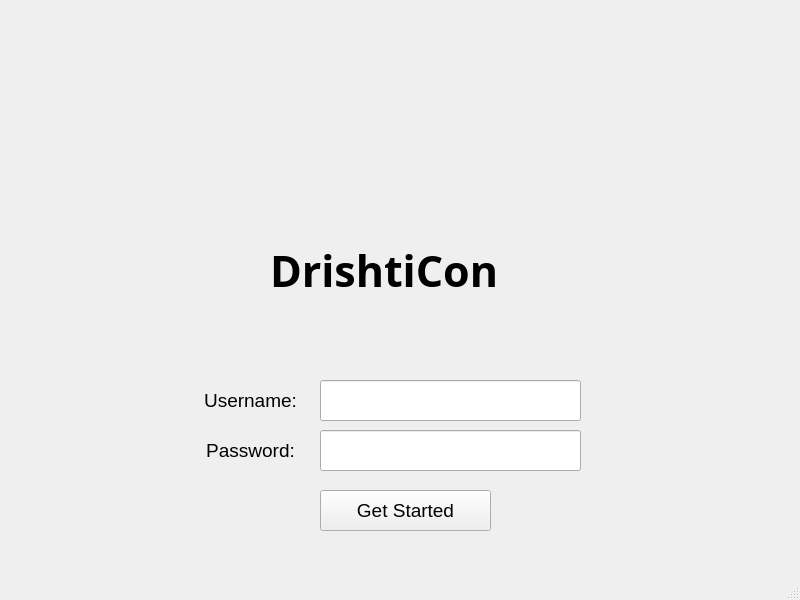
This is home.ui in Arnav2146604/Real-Time-Vision-Test as Qt 5 draws it before an edit. The edited form follows.
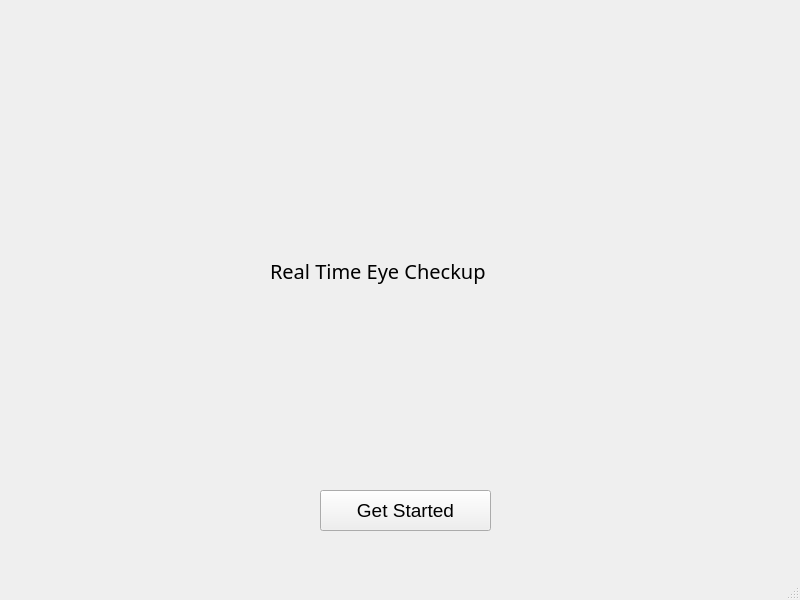
This is the edited form. Icons and pictures are not drawn.

```diff
--- a/home.ui
+++ b/home.ui
@@ -36,103 +36,103 @@
      <pixmap>assets/img/icon.png</pixmap>
     </property>
    </widget>
-   <widget class="QLineEdit" name="username">
-    <property name="geometry">
-     <rect>
-      <x>320</x>
-      <y>380</y>
-      <width>261</width>
-      <height>41</height>
-     </rect>
-    </property>
-    <property name="font">
-     <font>
-      <family>MS Sans Serif</family>
-      <pointsize>14</pointsize>
-     </font>
-    </property>
-    <property name="text">
-     <string/>
-    </property>
-    <property name="echoMode">
-     <enum>QLineEdit::Normal</enum>
-    </property>
-   </widget>
-   <widget class="QLabel" name="label_2">
-    <property name="geometry">
-     <rect>
-      <x>190</x>
-      <y>380</y>
-      <width>121</width>
-      <height>41</height>
-     </rect>
-    </property>
-    <property name="font">
-     <font>
-      <family>MS Sans Serif</family>
-      <pointsize>14</pointsize>
-     </font>
-    </property>
-    <property name="text">
-     <string>Username:</string>
-    </property>
-    <property name="alignment">
-     <set>Qt::AlignCenter</set>
-    </property>
-   </widget>
-   <widget class="QLabel" name="label_3">
-    <property name="geometry">
-     <rect>
-      <x>190</x>
-      <y>430</y>
-      <width>121</width>
-      <height>41</height>
-     </rect>
-    </property>
-    <property name="font">
-     <font>
-      <family>MS Sans Serif</family>
-      <pointsize>14</pointsize>
-     </font>
-    </property>
-    <property name="text">
-     <string>Password:</string>
-    </property>
-    <property name="alignment">
-     <set>Qt::AlignCenter</set>
-    </property>
-    <property name="wordWrap">
-     <bool>false</bool>
-    </property>
-   </widget>
-   <widget class="QLineEdit" name="password">
-    <property name="geometry">
-     <rect>
-      <x>320</x>
-      <y>430</y>
-      <width>261</width>
-      <height>41</height>
-     </rect>
-    </property>
-    <property name="font">
-     <font>
-      <family>MS Sans Serif</family>
-      <pointsize>14</pointsize>
-     </font>
-    </property>
-    <property name="inputMethodHints">
-     <set>Qt::ImhHiddenText|Qt::ImhNoAutoUppercase|Qt::ImhNoPredictiveText|Qt::ImhSensitiveData</set>
-    </property>
-    <property name="echoMode">
-     <enum>QLineEdit::Password</enum>
-    </property>
-    <property name="alignment">
-     <set>Qt::AlignLeading|Qt::AlignLeft|Qt::AlignVCenter</set>
-    </property>
-    <property name="placeholderText">
-     <string notr="true"/>
-    </property>
-   </widget>
+<!--   <widget class="QLineEdit" name="username">-->
+<!--    <property name="geometry">-->
+<!--     <rect>-->
+<!--      <x>320</x>-->
+<!--      <y>380</y>-->
+<!--      <width>261</width>-->
+<!--      <height>41</height>-->
+<!--     </rect>-->
+<!--    </property>-->
+<!--    <property name="font">-->
+<!--     <font>-->
+<!--      <family>MS Sans Serif</family>-->
+<!--      <pointsize>14</pointsize>-->
+<!--     </font>-->
+<!--    </property>-->
+<!--    <property name="text">-->
+<!--     <string/>-->
+<!--    </property>-->
+<!--    <property name="echoMode">-->
+<!--     <enum>QLineEdit::Normal</enum>-->
+<!--    </property>-->
+<!--   </widget>-->
+<!--   <widget class="QLabel" name="label_2">-->
+<!--    <property name="geometry">-->
+<!--     <rect>-->
+<!--      <x>190</x>-->
+<!--      <y>380</y>-->
+<!--      <width>121</width>-->
+<!--      <height>41</height>-->
+<!--     </rect>-->
+<!--    </property>-->
+<!--    <property name="font">-->
+<!--     <font>-->
+<!--      <family>MS Sans Serif</family>-->
+<!--      <pointsize>14</pointsize>-->
+<!--     </font>-->
+<!--    </property>-->
+<!--    <property name="text">-->
+<!--     <string>Name:</string>-->
+<!--    </property>-->
+<!--    <property name="alignment">-->
+<!--     <set>Qt::AlignCenter</set>-->
+<!--    </property>-->
+<!--   </widget>-->
+<!--   <widget class="QLabel" name="label_3">-->
+<!--    <property name="geometry">-->
+<!--     <rect>-->
+<!--      <x>190</x>-->
+<!--      <y>430</y>-->
+<!--      <width>121</width>-->
+<!--      <height>41</height>-->
+<!--     </rect>-->
+<!--    </property>-->
+<!--    <property name="font">-->
+<!--     <font>-->
+<!--      <family>MS Sans Serif</family>-->
+<!--      <pointsize>14</pointsize>-->
+<!--     </font>-->
+<!--    </property>-->
+<!--    <property name="text">-->
+<!--     <string>City:</string>-->
+<!--    </property>-->
+<!--    <property name="alignment">-->
+<!--     <set>Qt::AlignCenter</set>-->
+<!--    </property>-->
+<!--    <property name="wordWrap">-->
+<!--     <bool>false</bool>-->
+<!--    </property>-->
+<!--   </widget>-->
+<!--   <widget class="QLineEdit" name="password">-->
+<!--    <property name="geometry">y-->
+<!--     <rect>-->
+<!--      <x>320</x>-->
+<!--      <y>430</y>-->
+<!--      <width>261</width>-->
+<!--      <height>41</height>-->
+<!--     </rect>-->
+<!--    </property>-->
+<!--    <property name="font">-->
+<!--     <font>-->
+<!--      <family>MS Sans Serif</family>-->
+<!--      <pointsize>14</pointsize>-->
+<!--     </font>-->
+<!--    </property>-->
+<!--    <property name="inputMethodHints">-->
+<!--     <set>Qt::ImhHiddenText|Qt::ImhNoAutoUppercase|Qt::ImhNoPredictiveText|Qt::ImhSensitiveData</set>-->
+<!--    </property>-->
+<!--    <property name="echoMode">-->
+<!--     <enum>QLineEdit::Password</enum>-->
+<!--    </property>-->
+<!--    <property name="alignment">-->
+<!--     <set>Qt::AlignLeading|Qt::AlignLeft|Qt::AlignVCenter</set>-->
+<!--    </property>-->
+<!--    <property name="placeholderText">-->
+<!--     <string notr="true"/>-->
+<!--    </property>-->
+<!--   </widget>-->
    <widget class="QPushButton" name="btnStart">
     <property name="geometry">
      <rect>
@@ -167,8 +167,8 @@
     <property name="font">
      <font>
       <family>Papyrus</family>
-      <pointsize>32</pointsize>
-      <weight>75</weight>
+      <pointsize>15</pointsize>
+      <weight>40</weight>
       <italic>false</italic>
       <bold>true</bold>
       <underline>false</underline>
@@ -177,7 +177,7 @@
      </font>
     </property>
     <property name="text">
-     <string>DrishtiCon</string>
+     <string>Real Time Eye Checkup</string>
     </property>
    </widget>
   </widget>
```
Left out of the diff: 2 changed lines with no effect on the pictures.
